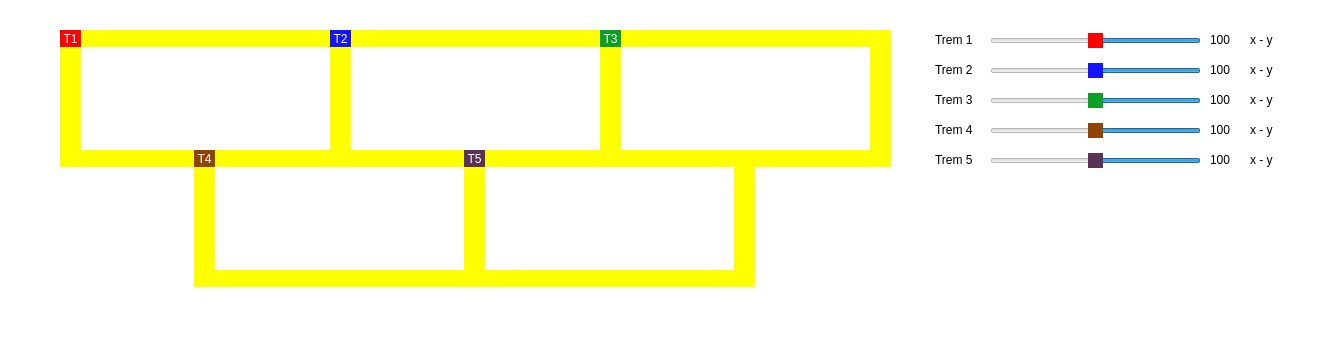
fabianapduarte/trabalho-trens, file src/mainwindow.ui: the form before one commit.
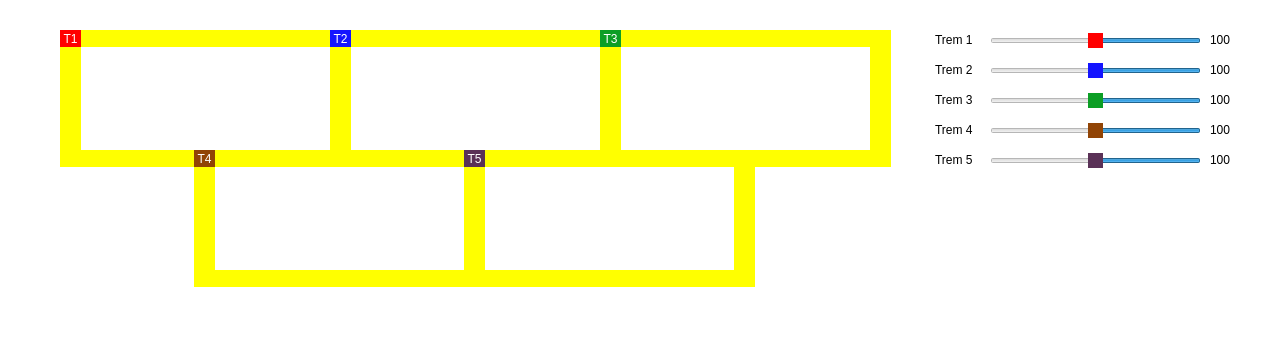
The form after the commit.

Commit message: Corrige valores do slider e remove coordenadas

```diff
--- a/src/mainwindow.ui
+++ b/src/mainwindow.ui
@@ -6,7 +6,7 @@
    <rect>
     <x>0</x>
     <y>0</y>
-    <width>1320</width>
+    <width>1271</width>
     <height>339</height>
    </rect>
   </property>
@@ -719,171 +719,6 @@
      <string>100</string>
     </property>
    </widget>
-   <widget class="QLabel" name="xyT5">
-    <property name="geometry">
-     <rect>
-      <x>1250</x>
-      <y>152</y>
-      <width>80</width>
-      <height>16</height>
-     </rect>
-    </property>
-    <property name="minimumSize">
-     <size>
-      <width>80</width>
-      <height>0</height>
-     </size>
-    </property>
-    <property name="maximumSize">
-     <size>
-      <width>16777215</width>
-      <height>16777215</height>
-     </size>
-    </property>
-    <property name="font">
-     <font>
-      <family>Arial</family>
-     </font>
-    </property>
-    <property name="styleSheet">
-     <string notr="true">color: rgb(0, 0, 0);</string>
-    </property>
-    <property name="text">
-     <string>x - y</string>
-    </property>
-   </widget>
-   <widget class="QLabel" name="xyT4">
-    <property name="geometry">
-     <rect>
-      <x>1250</x>
-      <y>122</y>
-      <width>80</width>
-      <height>16</height>
-     </rect>
-    </property>
-    <property name="minimumSize">
-     <size>
-      <width>80</width>
-      <height>0</height>
-     </size>
-    </property>
-    <property name="maximumSize">
-     <size>
-      <width>16777215</width>
-      <height>16777215</height>
-     </size>
-    </property>
-    <property name="font">
-     <font>
-      <family>Arial</family>
-     </font>
-    </property>
-    <property name="styleSheet">
-     <string notr="true">color: rgb(0, 0, 0);</string>
-    </property>
-    <property name="text">
-     <string>x - y</string>
-    </property>
-   </widget>
-   <widget class="QLabel" name="xyT1">
-    <property name="geometry">
-     <rect>
-      <x>1250</x>
-      <y>32</y>
-      <width>80</width>
-      <height>16</height>
-     </rect>
-    </property>
-    <property name="minimumSize">
-     <size>
-      <width>80</width>
-      <height>0</height>
-     </size>
-    </property>
-    <property name="maximumSize">
-     <size>
-      <width>16777215</width>
-      <height>16777215</height>
-     </size>
-    </property>
-    <property name="font">
-     <font>
-      <family>Arial</family>
-     </font>
-    </property>
-    <property name="styleSheet">
-     <string notr="true">color: rgb(0, 0, 0);</string>
-    </property>
-    <property name="text">
-     <string>x - y</string>
-    </property>
-   </widget>
-   <widget class="QLabel" name="xyT3">
-    <property name="geometry">
-     <rect>
-      <x>1250</x>
-      <y>92</y>
-      <width>80</width>
-      <height>16</height>
-     </rect>
-    </property>
-    <property name="minimumSize">
-     <size>
-      <width>80</width>
-      <height>0</height>
-     </size>
-    </property>
-    <property name="maximumSize">
-     <size>
-      <width>16777215</width>
-      <height>16777215</height>
-     </size>
-    </property>
-    <property name="font">
-     <font>
-      <family>Arial</family>
-     </font>
-    </property>
-    <property name="styleSheet">
-     <string notr="true">color: rgb(0, 0, 0);</string>
-    </property>
-    <property name="text">
-     <string>x - y</string>
-    </property>
-   </widget>
-   <widget class="QLabel" name="xyT2">
-    <property name="geometry">
-     <rect>
-      <x>1250</x>
-      <y>62</y>
-      <width>80</width>
-      <height>16</height>
-     </rect>
-    </property>
-    <property name="minimumSize">
-     <size>
-      <width>80</width>
-      <height>0</height>
-     </size>
-    </property>
-    <property name="maximumSize">
-     <size>
-      <width>16777215</width>
-      <height>16777215</height>
-     </size>
-    </property>
-    <property name="font">
-     <font>
-      <family>Arial</family>
-     </font>
-    </property>
-    <property name="styleSheet">
-     <string notr="true">color: rgb(0, 0, 0);</string>
-    </property>
-    <property name="text">
-     <string>x - y</string>
-    </property>
-   </widget>
    <zorder>label_trilho1_3</zorder>
    <zorder>label_trilho1_4</zorder>
    <zorder>label_trilho1</zorder>
```
Left out of the diff: 9 changed lines with no effect on the pictures. The commit also changes 2 other files.
